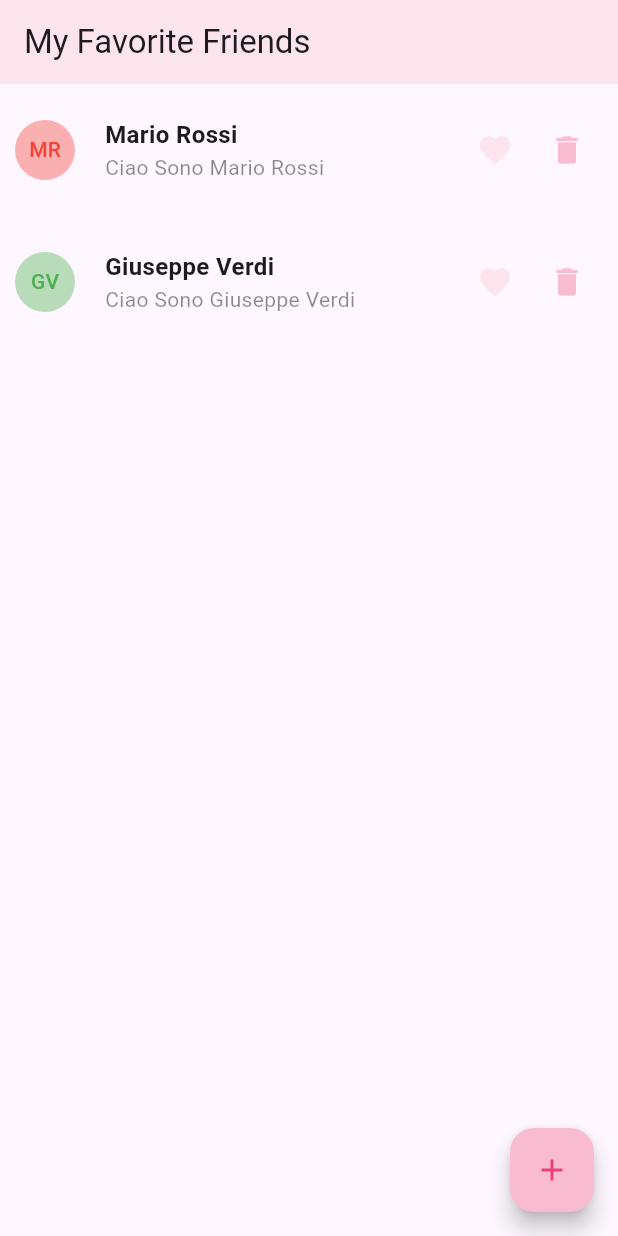
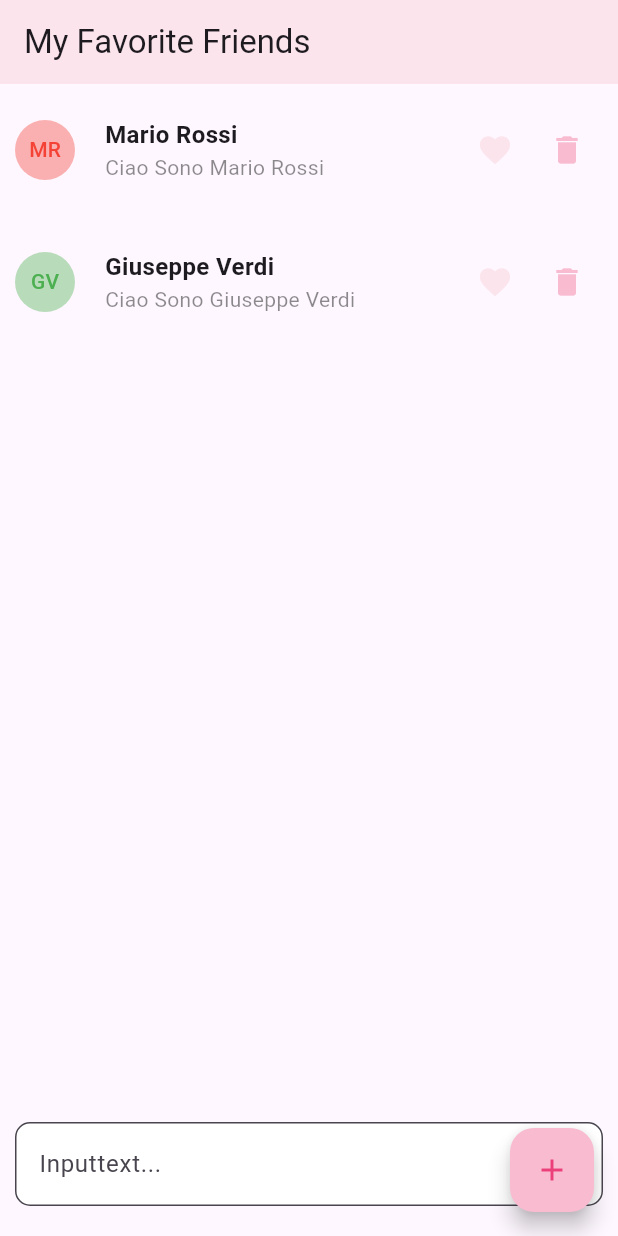
Before and after one commit to didebbo/first_flutter_app, a Flutter app: the screen it shows after launch, on a phone screen of 412 x 824 dp. Run offline on Flutter 3.47's test engine with Material 3 defaults, Android fonts, the phone set to English and light mode, and no system bars; our stand-ins replace logger.

Commit message:
prima fase input text

```diff
--- a/lib/Pages/HomePage/view.dart
+++ b/lib/Pages/HomePage/view.dart
@@ -3,6 +3,7 @@ import 'package:flutter/material.dart';
 
 import 'package:first_flutter_app/Pages/HomePage/view_model.dart';
 import 'package:first_flutter_app/Models/item.dart';
+import 'package:flutter/widgets.dart';
 
 class HomePageView extends StatefulWidget {
   const HomePageView({super.key, required this.viewModel});
@@ -32,7 +33,7 @@ class _HomePage extends State<HomePageView> {
   }
 
   Widget body() {
-    return Stack(children: [animatedListView()]);
+    return Stack(children: [animatedListView(), inputField()]);
   }
 
   Widget animatedListView() {
@@ -45,6 +46,24 @@ class _HomePage extends State<HomePageView> {
               var item = widget.viewModel.items[index];
               return animatedListItemView(context, index, animation, item);
             }));
+  }
+
+  Widget inputField() {
+    return Positioned(
+        bottom: 0,
+        right: 0,
+        left: 0,
+        child: Container(
+            padding: EdgeInsets.symmetric(vertical: 20, horizontal: 10),
+            color: Colors.transparent,
+            alignment: Alignment.center,
+            child: const TextField(
+                decoration: InputDecoration(
+                    filled: true,
+                    border: OutlineInputBorder(
+                        borderRadius: BorderRadius.all(Radius.circular(10))),
+                    fillColor: Colors.white,
+                    hintText: "Inputtext..."))));
   }
 
   AnimatedListItemView animatedListItemView(
```
